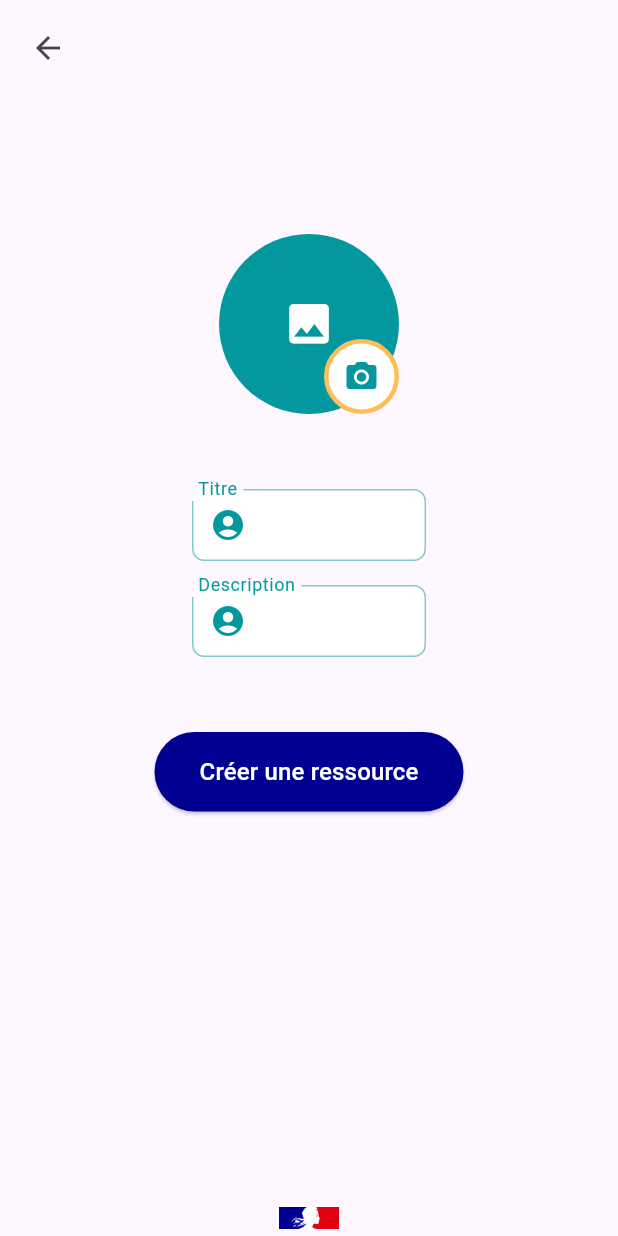
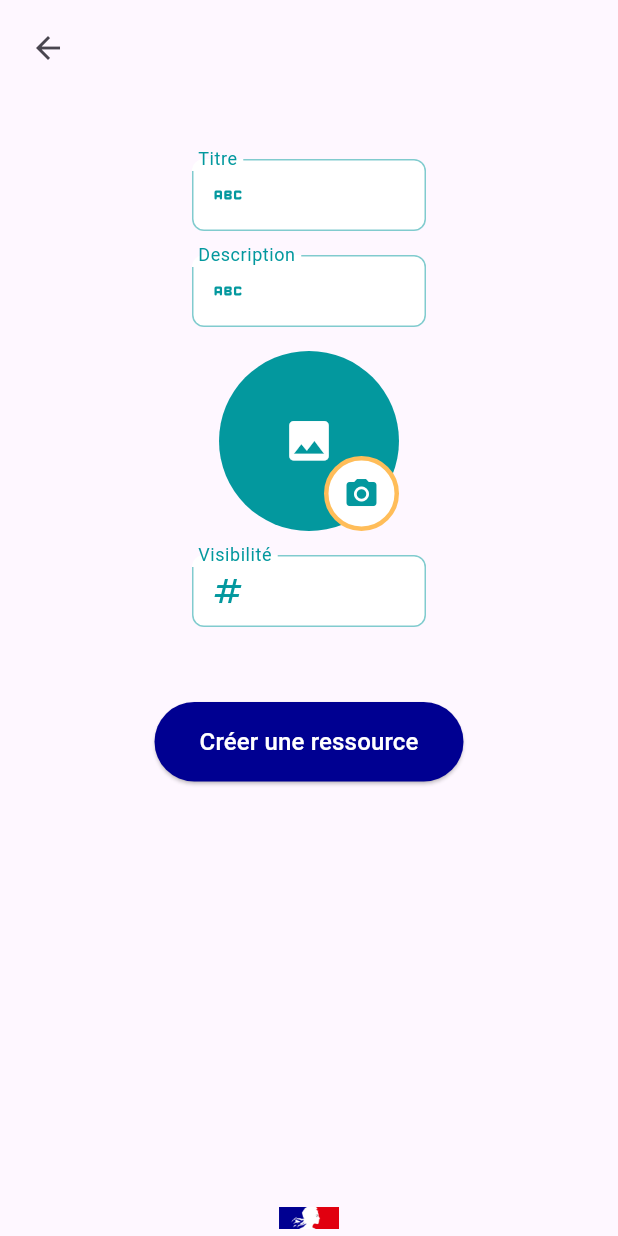
Before and after one commit to shirin-b12/SMIG_app, a Flutter app: the RessourceCreationPage screen opened by its route, on a phone screen of 412 x 824 dp. Run offline on Flutter 3.47's test engine with Material 3 defaults, Android fonts, the phone set to English and light mode, and no system bars; our stand-ins replace lottie, shared_preferences; accounts and stored records are empty; network calls fail.

Commit message:
List des ressources améliorer. Et oe, c cool.

```diff
--- a/lib/models/ressource.dart
+++ b/lib/models/ressource.dart
@@ -1,12 +1,16 @@
+import 'package:flutter/material.dart';
 import 'package:intl/intl.dart';
 
 class Ressource {
 
   final String titre;
   final String description;
+  final Image image;
+  final int vue;
   final String date_de_creation;
+  final int visibilite;
 
-  Ressource({required this.titre, required this.description, required this.date_de_creation});
+  Ressource({required this.titre, required this.description, required this.image, required this.vue, required this.date_de_creation,required this.visibilite});
 
   factory Ressource.fromJson(Map<String, dynamic> json) {
     DateTime dateTime = DateTime.parse(json['date_de_creation']);
@@ -15,7 +19,13 @@ class Ressource {
     return Ressource(
       titre: json['titre'],
       description: json['description'],
+      image: Image.network(
+        'https://cdn.discordapp.com/attachments/1158675146912038953/1212416670493052928/xythf1yzyc471.png?ex=65f1c203&is=65df4d03&hm=71b1dad53a2c5f46db92f20fa6cb449db6ddff9e93591aff50c2d696d9301688&',
+        width: 300,
+      ),
+      vue: 666,
       date_de_creation: formattedDate,
+      visibilite: 0,
     );
   }
 
--- a/lib/views/page/ressource_creation_page.dart
+++ b/lib/views/page/ressource_creation_page.dart
@@ -10,56 +10,10 @@ class RessourceCreationPage extends StatefulWidget {
 }
 
 class _RessourceCreationPageState extends State<RessourceCreationPage> {
+  final TextEditingController titleController = TextEditingController();
   final TextEditingController descriptionController = TextEditingController();
-  final TextEditingController titleController = TextEditingController();
-  /*final DateTime creationDateController = DateTime.now();
-  final TextEditingController viewController = TextEditingController();*/
-
-  /*@override
-  Widget build(BuildContext context) {
-    return Scaffold(
-      appBar: AppBar(title: Text('Créer une ressource')),
-      body: Padding(
-        padding: EdgeInsets.all(20.0),
-        child: Column(
-          children: <Widget>[
-            TextField(
-              controller: titleController,
-              decoration: InputDecoration(labelText: 'Titre'),
-            ),
-            TextField(
-              controller: descriptionController,
-              decoration: InputDecoration(labelText: 'Description'),
-            ),
-            Padding(
-              padding: EdgeInsets.all(10.0),
-              child: ElevatedButton(
-                onPressed: () async {
-                  final ressource = await ApiService().createRessource(
-                    titleController.text,
-                    descriptionController.text
-                  );
-
-                  if (ressource != null) {
-                    print("OKKKKKKKKKKKKKKKKKKKKKKKKKKKKKKKK");
-                    Navigator.of(context).pushReplacement(MaterialPageRoute(builder: (context) => RessourceListPage()));
-                  }
-                  else if (titleController.text == "" || descriptionController.text == ""){
-                    ScaffoldMessenger.of(context).showSnackBar(SnackBar(content: Text("Veuillez remplir tout les champs nécessaires")));
-                  }
-                  else {
-                    // Afficher une erreur
-                    ScaffoldMessenger.of(context).showSnackBar(SnackBar(content: Text("Échec de la création de la ressource")));
-                  }
-                },
-                child: Text('Créer une ressource'),
-              ),
-            ),
-          ],
-        ),
-      ),
-    );
-  }*/
+  /*final Image imageController = */
+  final TextEditingController visibiliteController = TextEditingController();
 
   @override
   Widget build(BuildContext context) {
@@ -80,7 +34,19 @@ class _RessourceCreationPageState extends State<RessourceCreationPage> {
                   },
                 ),
               ),
-              SizedBox(height: 100),
+              const SizedBox(height: 50),
+              _buildTextFieldWithShadow(
+                controller: titleController,
+                icon: Icons.abc_rounded,
+                label: 'Titre',
+              ),
+              const SizedBox(height: 16),
+              _buildTextFieldWithShadow(
+                controller: descriptionController,
+                icon: Icons.abc_rounded,
+                label: 'Description',
+              ),
+              const SizedBox(height: 16),
               Container(
                 width: 120,
                 height: 120,
@@ -125,17 +91,11 @@ class _RessourceCreationPageState extends State<RessourceCreationPage> {
                   ],
                 ),
               ),
-              const SizedBox(height: 50),
-              _buildTextFieldWithShadow(
-                controller: titleController,
-                icon: Icons.account_circle,
-                label: 'Titre',
-              ),
               const SizedBox(height: 16),
               _buildTextFieldWithShadow(
-                controller: descriptionController,
-                icon: Icons.account_circle,
-                label: 'Description',
+                controller: visibiliteController,
+                icon: Icons.numbers_outlined,
+                label: 'Visibilité',
               ),
               const SizedBox(height: 50),
               _buildRoundedButton(
--- a/lib/views/screen/splash/splash_screen.dart
+++ b/lib/views/screen/splash/splash_screen.dart
@@ -4,6 +4,7 @@ import 'dart:math' as math;
 import '../../../services/auth_service.dart';
 import '../../page/home_page.dart';
 import 'package:lottie/lottie.dart';
+import '../../page/ressource_list_page.dart';
 import '../DashedCirclePainter.dart';
 
 class SplashScreen extends StatefulWidget {
@@ -36,7 +37,7 @@ class _SplashScreenState extends State<SplashScreen> with SingleTickerProviderSt
     if (isLoggedIn) {
       Navigator.of(context).pushReplacement(MaterialPageRoute(builder: (context) => HomePage()));
     } else {
-      Navigator.of(context).pushReplacement(MaterialPageRoute(builder: (context) => RessourceCreationPage()));
+      Navigator.of(context).pushReplacement(MaterialPageRoute(builder: (context) => RessourceListPage()));
     }
   }
 
```
Also changed, not shown: lib/views/page/ressource_list_page.dart (+0 -22 lines), lib/widgets/ressource_card.dart (+30 -7 lines).
